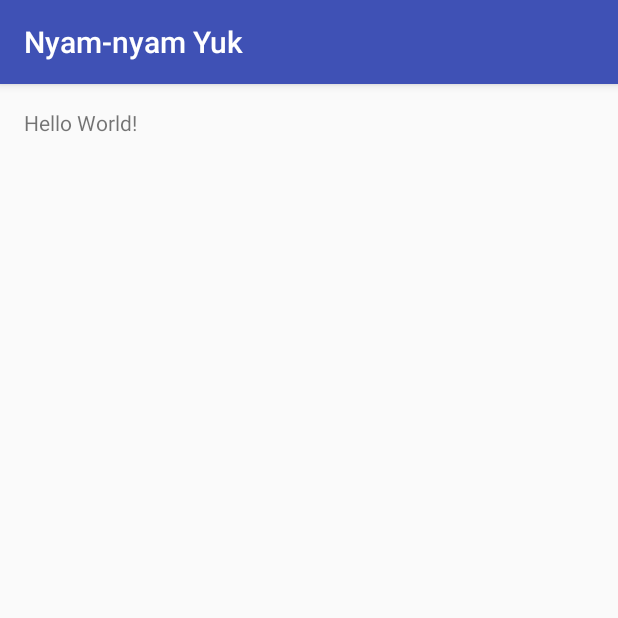
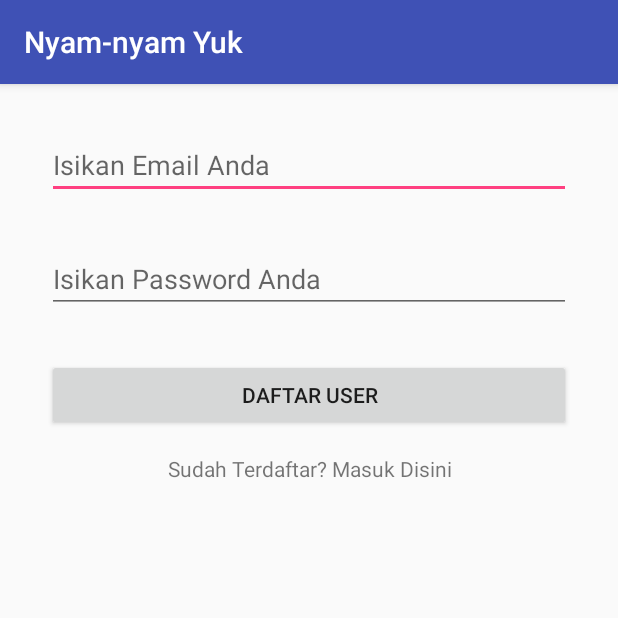
Before and after one commit to cesarwahyu/NyamNyamYuk, an Android app: the screen it shows after launch (MainActivity), on a phone screen of 412 x 824 dp, the top half of it. Run offline under Robolectric (Android 15) with nearby library versions, the phone set to English and light mode, and no system bars; our stand-ins replace Firebase (no records; nobody signed in at launch, a user with empty details on screens opened directly).

```diff
--- a/app/src/main/AndroidManifest.xml
+++ b/app/src/main/AndroidManifest.xml
@@ -1,6 +1,8 @@
 <?xml version="1.0" encoding="utf-8"?>
 <manifest xmlns:android="http://schemas.android.com/apk/res/android"
     package="id.sch.smktelkom_mlg.project.xiirpl4102030.nyam_nyamyuk">
+
+    <uses-permission android:name="android.permission.INTERNET" />
 
     <application
         android:allowBackup="true"
--- a/app/src/main/java/id/sch/smktelkom_mlg/project/xiirpl4102030/nyam_nyamyuk/MainActivity.java
+++ b/app/src/main/java/id/sch/smktelkom_mlg/project/xiirpl4102030/nyam_nyamyuk/MainActivity.java
@@ -1,13 +1,96 @@
 package id.sch.smktelkom_mlg.project.xiirpl4102030.nyam_nyamyuk;
 
+import android.app.ProgressDialog;
+import android.os.Bundle;
+import android.support.annotation.NonNull;
 import android.support.v7.app.AppCompatActivity;
-import android.os.Bundle;
+import android.text.TextUtils;
+import android.view.View;
+import android.widget.Button;
+import android.widget.EditText;
+import android.widget.TextView;
+import android.widget.Toast;
 
-public class MainActivity extends AppCompatActivity {
+import com.google.android.gms.tasks.OnCompleteListener;
+import com.google.android.gms.tasks.Task;
+import com.google.firebase.auth.AuthResult;
+import com.google.firebase.auth.FirebaseAuth;
+
+public class MainActivity extends AppCompatActivity implements View.OnClickListener {
+
+    private Button buttonDaftar;
+    private EditText editTextEmail;
+    private EditText editTextPassword;
+    private TextView textViewMasuk;
+
+    private ProgressDialog progressDialog;
+    private FirebaseAuth firebaseAuth;
+
 
     @Override
     protected void onCreate(Bundle savedInstanceState) {
         super.onCreate(savedInstanceState);
         setContentView(R.layout.activity_main);
+
+        firebaseAuth = FirebaseAuth.getInstance();
+
+        progressDialog = new ProgressDialog(this);
+
+        buttonDaftar = (Button) findViewById(R.id.buttonDaftar);
+        editTextEmail = (EditText) findViewById(R.id.editTextEmail);
+        editTextPassword = (EditText) findViewById(R.id.editTextPassword);
+        textViewMasuk = (TextView) findViewById(R.id.textViewMasuk);
+
+        buttonDaftar.setOnClickListener(this);
+        textViewMasuk.setOnClickListener(this);
+    }
+
+    private void DaftarUser() {
+        String email = editTextEmail.getText().toString().trim();
+        String password = editTextPassword.getText().toString().trim();
+
+        if (TextUtils.isEmpty(email)) {
+            //email harus diisi
+            Toast.makeText(this, "Isikan Email Anda", Toast.LENGTH_SHORT).show();
+            //stop eksekusi fungsi
+            return;
+        }
+
+        if (TextUtils.isEmpty(password)) {
+            //password harus diisi
+            Toast.makeText(this, "Isikan Password Anda", Toast.LENGTH_SHORT).show();
+            //stop eksekusi fungsi
+            return;
+        }
+        //if validasi ok
+        //progresbar akan keluar
+
+        progressDialog.setMessage("Mendaftar...");
+        progressDialog.show();
+
+        firebaseAuth.createUserWithEmailAndPassword(email, password)
+                .addOnCompleteListener(this, new OnCompleteListener<AuthResult>() {
+                    @Override
+                    public void onComplete(@NonNull Task<AuthResult> task) {
+                        if (task.isSuccessful()) {
+                            //user sukses terdaftar dan masuk
+                            //profil activity akan segera keluar
+                            Toast.makeText(MainActivity.this, "User Sukses Terdaftar", Toast.LENGTH_SHORT).show();
+                        } else {
+                            Toast.makeText(MainActivity.this, "Tidak Bisa Mendaftar.. Silahkan Coba Lagi", Toast.LENGTH_SHORT).show();
+                        }
+                    }
+                });
+    }
+
+    @Override
+    public void onClick(View view) {
+        if (view == buttonDaftar) {
+            DaftarUser();
+        }
+
+        if (view == textViewMasuk) {
+            //akan membuka login activity
+        }
     }
 }
--- a/app/src/main/res/layout/activity_main.xml
+++ b/app/src/main/res/layout/activity_main.xml
@@ -1,5 +1,5 @@
 <?xml version="1.0" encoding="utf-8"?>
-<RelativeLayout xmlns:android="http://schemas.android.com/apk/res/android"
+<LinearLayout xmlns:android="http://schemas.android.com/apk/res/android"
     xmlns:tools="http://schemas.android.com/tools"
     android:id="@+id/activity_main"
     android:layout_width="match_parent"
@@ -10,8 +10,43 @@
     android:paddingTop="@dimen/activity_vertical_margin"
     tools:context="id.sch.smktelkom_mlg.project.xiirpl4102030.nyam_nyamyuk.MainActivity">
 
-    <TextView
-        android:layout_width="wrap_content"
+    <LinearLayout
+        android:layout_width="match_parent"
         android:layout_height="wrap_content"
-        android:text="Hello World!" />
-</RelativeLayout>
+        android:layout_centerHorizontal='true'
+        android:layout_centerVertical='true'
+        android:orientation="vertical">
+
+        <EditText
+            android:id="@+id/editTextEmail"
+            android:layout_width="match_parent"
+            android:layout_height="wrap_content"
+            android:layout_margin="15dp"
+            android:hint="Isikan Email Anda"
+            android:inputType="textEmailAddress" />
+
+        <EditText
+            android:id="@+id/editTextPassword"
+            android:layout_width="match_parent"
+            android:layout_height="wrap_content"
+            android:layout_margin="15dp"
+            android:hint="Isikan Password Anda"
+            android:inputType="textPassword" />
+
+        <Button
+            android:id="@+id/buttonDaftar"
+            android:layout_width="match_parent"
+            android:layout_height="wrap_content"
+            android:layout_margin="15dp"
+            android:text="Daftar USer" />
+
+        <TextView
+            android:id="@+id/textViewMasuk"
+            android:layout_width="match_parent"
+            android:layout_height="wrap_content"
+            android:text="Sudah Terdaftar? Masuk Disini"
+            android:textAlignment="center" />
+
+    </LinearLayout>
+
+</LinearLayout>
--- a/build.gradle
+++ b/build.gradle
@@ -5,8 +5,8 @@ buildscript {
         jcenter()
     }
     dependencies {
-        classpath 'com.android.tools.build:gradle:2.2.1'
-
+        classpath 'com.android.tools.build:gradle:2.1.2'
+        classpath 'com.google.gms:google-services:3.0.0'
         // NOTE: Do not place your application dependencies here; they belong
         // in the individual module build.gradle files
     }
```
Also changed, not shown: app/build.gradle (+6 -3 lines), 1 other file.
